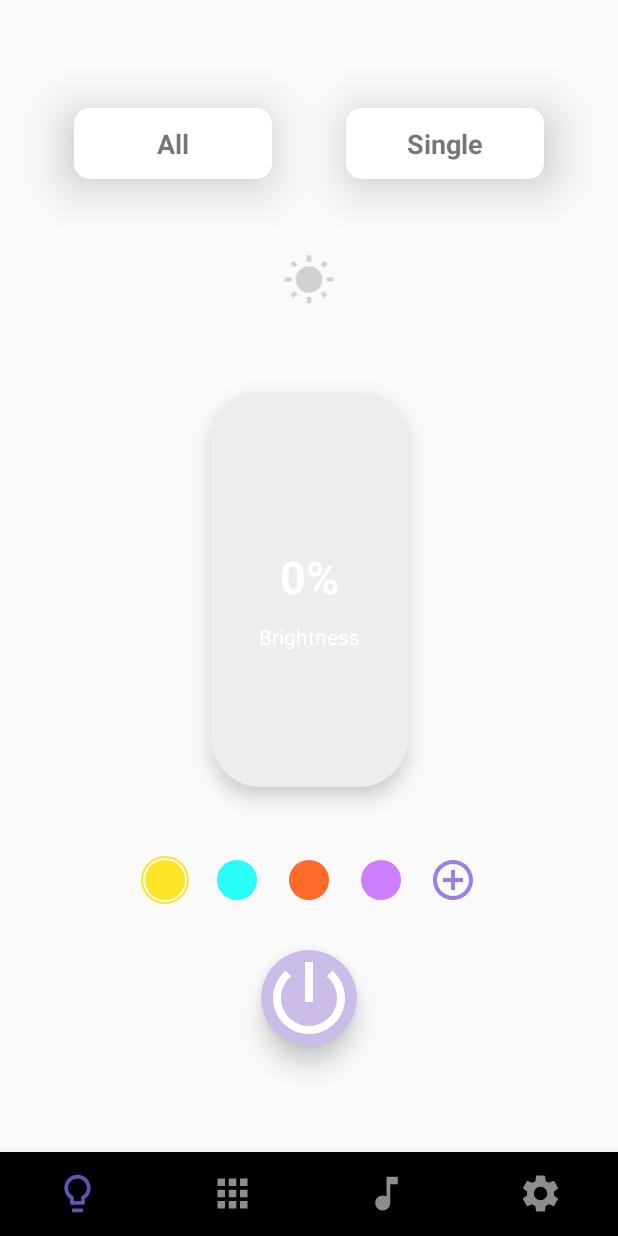
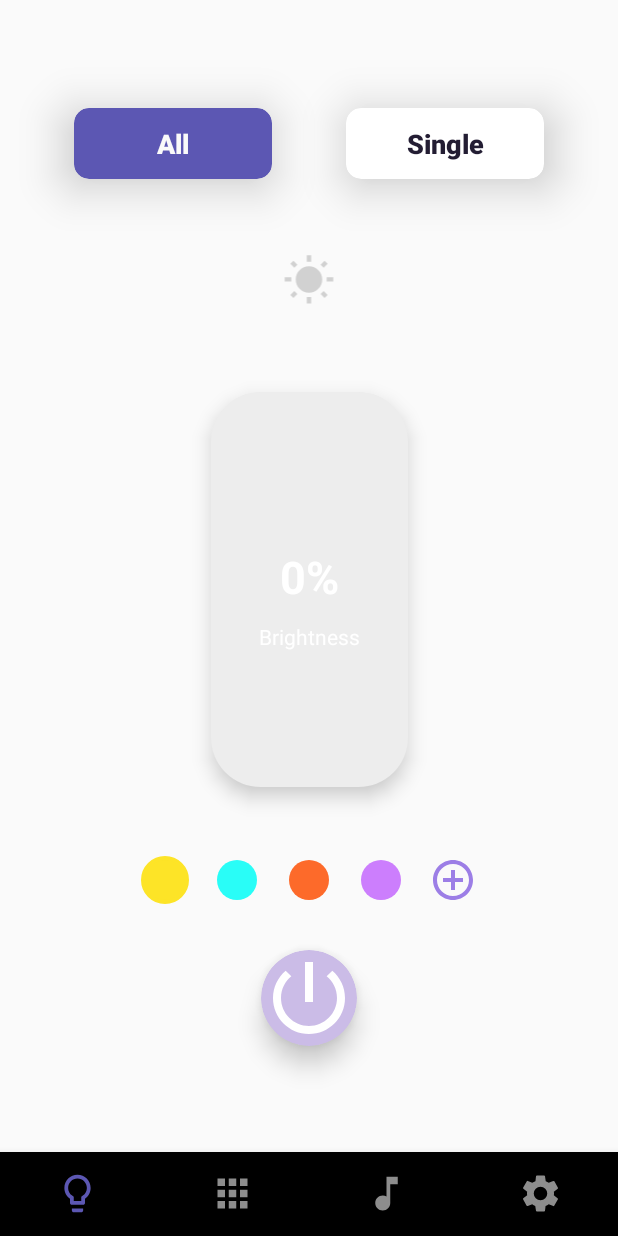
Before and after one commit to BonnyWang/PhotonLab-Android, an Android app: the screen it shows after launch (MainActivity), on a phone screen of 412 x 824 dp. Run offline under Robolectric (Android 15) with nearby library versions, the phone set to English and light mode, and no system bars; libraries missing offline, so code that uses them is left out: androidx.constraintlayout.solver.

Commit message:
All Single Button Fixed

```diff
--- a/app/build.gradle
+++ b/app/build.gradle
@@ -33,6 +33,7 @@ dependencies {
     implementation 'com.android.support:recyclerview-v7:28.0.0'
     implementation 'com.android.support:appcompat-v7:28.0.0'
     implementation 'com.github.yukuku:ambilwarna:2.0.1'
+    implementation 'com.google.code.gson:gson:2.8.5'
 
     //compile 'com.android.support:recyclerview-v7:21.0.+'
     //added for material design
--- a/app/src/main/java/com/example/myapplication/ColorPicker.java
+++ b/app/src/main/java/com/example/myapplication/ColorPicker.java
@@ -122,7 +122,7 @@ public class ColorPicker extends View {
         colorStr = "#" + toBrowserHexValue(r) + toBrowserHexValue(g)
                 + toBrowserHexValue(b);
         //十六进制的颜色字符串。
-        colorcode= (a & 0xff) << 24 | (r & 0xff) << 16 | (g & 0xff) << 8 | (b & 0xff);
+        colorcode= ( a & 0xff) << 24 | (r & 0xff) << 16 | (g & 0xff) << 8 | (b & 0xff);
 
         if (onColorBackListener != null) {
             onColorBackListener.onColorBack(a, r, g, b);
--- a/app/src/main/java/com/example/myapplication/Fragment_Control.java
+++ b/app/src/main/java/com/example/myapplication/Fragment_Control.java
@@ -55,7 +55,8 @@ public class Fragment_Control extends Fragment implements dialog_colorpicker.col
     RadioGroup radioGroup;
     RadioButton[] rbuttons;
     static Queue<Integer> colorOptions;
-    static ArrayList<Integer> colormmp= new ArrayList<>(4);
+
+//    static ArrayList<Integer> colormmp= new ArrayList<>(4);
     GradientDrawable checked;
     RadioButton checkedButton;
 
@@ -66,6 +67,13 @@ public class Fragment_Control extends Fragment implements dialog_colorpicker.col
 
     //TODO:Need to later write it in main activity instead, use interface to call the function in main
     WebView webView;
+
+    ToggleButton SingleButton;
+    ToggleButton AllButton;
+    CardView Single;
+    CardView All;
+
+
 
 
 
@@ -96,6 +104,12 @@ public class Fragment_Control extends Fragment implements dialog_colorpicker.col
         power = view.findViewById(R.id.Power);
         sun = view.findViewById(R.id.sun);
         final SeekBar seekBar = view.findViewById(R.id.seekBar5);
+
+        Single = view.findViewById(R.id.Single);
+        All = view.findViewById(R.id.All);
+        AllButton = view.findViewById(R.id.AllButton);
+        SingleButton = view.findViewById(R.id.SingleButton);
+
         //TODO:Need to be pressed instead of click -Bonny
         power.setOnCheckedChangeListener(new CompoundButton.OnCheckedChangeListener() {
             @Override
@@ -119,13 +133,43 @@ public class Fragment_Control extends Fragment implements dialog_colorpicker.col
             }
         });
 
+        AllButton.setOnCheckedChangeListener(new CompoundButton.OnCheckedChangeListener() {
+            @Override
+            public void onCheckedChanged(CompoundButton buttonView, boolean isChecked) {
+                if (isChecked){
+                    AllButton.setTextColor(getResources().getColor(R.color.backGround, null));
+                    All.setCardBackgroundColor(getResources().getColor(R.color.colorPrimary, null) );
+                    SingleButton.setChecked(false);
+                }else {
+                    All.setCardBackgroundColor(getResources().getColor(R.color.backGround, null) );
+                    AllButton.setTextColor(getResources().getColor(R.color.DeepText, null));
+                }
+            }
+        });
+
+        SingleButton.setOnCheckedChangeListener(new CompoundButton.OnCheckedChangeListener() {
+            @Override
+            public void onCheckedChanged(CompoundButton buttonView, boolean isChecked) {
+                if (isChecked){
+                    SingleButton.setTextColor(getResources().getColor(R.color.backGround, null));
+                    Single.setCardBackgroundColor(getResources().getColor(R.color.colorPrimary, null) );
+                    AllButton.setChecked(false);
+                }else {
+                    Single.setCardBackgroundColor(getResources().getColor(R.color.backGround, null) );
+                    SingleButton.setTextColor(getResources().getColor(R.color.DeepText, null));
+                }
+            }
+        });
+
+        AllButton.setChecked(true);
+
         rbuttons = new RadioButton[4];
         rbuttons[0] = view.findViewById(R.id.rButton1);
         rbuttons[1] = view.findViewById(R.id.rButton2);
         rbuttons[2] = view.findViewById(R.id.rButton3);
         rbuttons[3] = view.findViewById(R.id.rButton4);
 
-        rbuttons[0].setChecked(true);
+
         checkedOrder = 0;
 
         radioGroup = view.findViewById(R.id.radioGroup);
@@ -135,6 +179,8 @@ public class Fragment_Control extends Fragment implements dialog_colorpicker.col
 
         checked = new GradientDrawable();
         initialize_Rbuttons();
+
+
 
 
         radioGroup.setOnCheckedChangeListener(new RadioGroup.OnCheckedChangeListener() {
@@ -180,7 +226,8 @@ public class Fragment_Control extends Fragment implements dialog_colorpicker.col
         });
 
 
-
+        rbuttons[0].setChecked(false);
+        rbuttons[0].setChecked(true);
         return view;
 
 
@@ -229,28 +276,37 @@ public class Fragment_Control extends Fragment implements dialog_colorpicker.col
 
     public void initialize_Colors(){
         TinyDB tinydb = new TinyDB(this.getContext());
-        tinydb.remove("bonny");//need to be comment
-        if (tinydb.getListInt("bonny2").size()==0){
+//        tinydb.remove("bonny");//need to be comment
+        if (tinydb.getInt("color0") == 0 ){
             Log.d("kan", "initialize_Colors: 0");
-            colormmp.add(0,getResources().getColor(R.color.yellow,null));
-            colormmp.add(1,getResources().getColor(R.color.blue,null));
-            colormmp.add(2,getResources().getColor(R.color.orange,null));
-            colormmp.add(3,getResources().getColor(R.color.purple,null));
-            Log.d(TAG, "initialize_Colors: "+colormmp.size());
-            Log.d("kan", "initialize_Colors: 1");
-            tinydb.putListInt("bonny2",colormmp);
-            Log.d("kan", "ohhh"+tinydb.getListInt("bonny2").size());
+//            colormmp.add(0,getResources().getColor(R.color.yellow,null));
+//            colormmp.add(1,getResources().getColor(R.color.blue,null));
+//            colormmp.add(2,getResources().getColor(R.color.orange,null));
+//            colormmp.add(3,getResources().getColor(R.color.purple,null));
+            colorOptions.add(getResources().getColor(R.color.yellow,null));
+            colorOptions.add(getResources().getColor(R.color.blue,null));
+            colorOptions.add(getResources().getColor(R.color.orange,null));
+            colorOptions.add(getResources().getColor(R.color.purple,null));
+//            Log.d(TAG, "initialize_Colors: "+colormmp.size());
+//            Log.d("kan", "initialize_Colors: 1");
+//            tinydb.putListInt("bonny2",colormmp);
+//            Log.d("kan", "ohhh"+tinydb.getListInt("bonny2").size());
+        }else{
+            colorOptions.add(tinydb.getInt("color0"));
+            colorOptions.add(tinydb.getInt("color1"));
+            colorOptions.add(tinydb.getInt("color2"));
+            colorOptions.add(tinydb.getInt("color3"));
         }
 
-        for (int p =0; p <colormmp.size();p++){
-            Log.d("kan", "initialize_Colors: -1");
-            colorOptions.add(tinydb.getListInt("bonny2").get(p));
-        }
+//        for (int p =0; p <4;p++){
+//            Log.d("kan", "initialize_Colors: -1");
+//            colorOptions.add(tinydb.getListInt("bonny2").get(p));
+//        }
 
 
 
     }
-    //TODO: Need to add database to save user colors or it will return to default every time -Bonny
+
     public void initialize_Rbuttons(){
         for (int i = 0; i < 4 ; i++){
             rbuttons[i].getButtonDrawable().setTint(colorOptions.peek());
@@ -305,21 +361,35 @@ public class Fragment_Control extends Fragment implements dialog_colorpicker.col
     public int getRGB(int rgbValue){
         //fl.setVisibility(View.INVISIBLE);
         TinyDB tinydb = new TinyDB(getContext());
-        Log.d("yes", "read or not"+ tinydb.getListInt("bonny2").size());
-        ArrayList<Integer> colormmp2 =tinydb.getListInt("bonny2");
-        for (int j=0; j<3;j++){
-            colormmp2.set(j,colormmp2.get(j+1));
-        }
-        colormmp2.set(3,rgbValue);
-        tinydb.remove("bonny2");
-        tinydb.putListInt("bonny2",colormmp2);
-        Log.d("yes", "getRGB: "+tinydb.getListInt("bonny2").get(3));
-        for (int  p =0; p <4;p++){
-            colorOptions.remove();
-        }
-        for (int p =0; p <4;p++){
-            Log.d("kan", "yesnono");
-            colorOptions.add(tinydb.getListInt("bonny2").get(p));}
+//        Log.d("yes", "read or not"+ tinydb.getListInt("bonny2").size());
+//        ArrayList<Integer> colormmp2 =tinydb.getListInt("bonny2");
+//        for (int j=0; j<3;j++){
+//            colormmp2.set(j,colormmp2.get(j+1));
+//        }
+//        colormmp2.set(3,rgbValue);
+//        tinydb.remove("bonny2");
+//        tinydb.putListInt("bonny2",colormmp2);
+        colorOptions.remove();
+        colorOptions.add(rgbValue);
+        tinydb.remove("color0");
+        tinydb.remove("color1");
+        tinydb.remove("color2");
+        tinydb.remove("color3");
+        tinydb.putInt("color0", colorOptions.peek());
+        colorOptions.add(colorOptions.remove());
+        tinydb.putInt("color1", colorOptions.peek());
+        colorOptions.add(colorOptions.remove());
+        tinydb.putInt("color2", colorOptions.peek());
+        colorOptions.add(colorOptions.remove());
+        tinydb.putInt("color3", colorOptions.peek());
+        colorOptions.add(colorOptions.remove());
+//        Log.d("yes", "getRGB: "+tinydb.getListInt("bonny2").get(3));
+//        for (int  p =0; p <4;p++){
+//            colorOptions.remove();
+//        }
+//        for (int p =0; p <4;p++){
+//            Log.d("kan", "yesnono");
+//            colorOptions.add(tinydb.getListInt("bonny2").get(p));}
 
         initialize_Rbuttons();
         rbuttons[3].setChecked(false);
--- a/app/src/main/java/com/example/myapplication/fragment_colorpicker.java
+++ b/app/src/main/java/com/example/myapplication/fragment_colorpicker.java
@@ -171,8 +171,8 @@ public class fragment_colorpicker extends Fragment {
 //                ft1.setCustomAnimations(android.R.anim.slide_in_left, android.R.anim.slide_out_right);
 //                ft1.replace(R.id.fgm, fragment_Control).addToBackStack(null);
 //                ft1.commit();
-                rgbValue = colorDisk.getColorcode();
-                mlistener.getRGB(rgbValue);
+
+                mlistener.getRGB(Color.parseColor(colorStr));
 
             }
         });
--- a/app/src/main/res/layout/fragment__control_layout.xml
+++ b/app/src/main/res/layout/fragment__control_layout.xml
@@ -191,12 +191,9 @@
             android:id="@+id/All"
             android:layout_width="132dp"
             android:layout_height="47dp"
-            android:clickable="true"
-            android:focusable="true"
-            android:foreground="?android:attr/selectableItemBackground"
             app:cardCornerRadius="10dp"
             app:cardElevation="20dp"
-            app:contentPadding="10dp"
+            app:contentPadding="0dp"
             app:layout_constraintBottom_toBottomOf="parent"
             app:layout_constraintHorizontal_bias="0.5"
             app:layout_constraintLeft_toLeftOf="parent"
@@ -204,22 +201,24 @@
             app:layout_constraintTop_toTopOf="parent"
             app:layout_constraintVertical_bias="0.1">
 
-            <TextView
+            <ToggleButton
+                android:id="@+id/AllButton"
                 android:layout_width="match_parent"
                 android:layout_height="match_parent"
                 android:gravity="center"
-                android:text="@string/All"
+                android:textOff="@string/All"
+                android:textOn="@string/All"
                 android:textSize="18sp"
-                android:textStyle="bold" />
+                android:textStyle="bold"
+                android:textColor="@color/DeepText"
+                android:background="@android:color/transparent"
+                android:textAllCaps="false"/>
         </androidx.cardview.widget.CardView>
 
         <androidx.cardview.widget.CardView
             android:id="@+id/Single"
             android:layout_width="132dp"
             android:layout_height="47dp"
-            android:clickable="true"
-            android:focusable="true"
-            android:foreground="?android:attr/selectableItemBackground"
             app:cardCornerRadius="10dp"
             app:cardElevation="20dp"
             app:contentPadding="10dp"
@@ -230,13 +229,18 @@
             app:layout_constraintTop_toTopOf="parent"
             app:layout_constraintVertical_bias="0.1">
 
-            <TextView
+            <ToggleButton
+                android:id="@+id/SingleButton"
                 android:layout_width="match_parent"
                 android:layout_height="match_parent"
                 android:gravity="center"
-                android:text="@string/Single"
+                android:textOff="@string/Single"
+                android:textOn="@string/Single"
                 android:textSize="18sp"
-                android:textStyle="bold" />
+                android:textStyle="bold"
+                android:textColor="@color/DeepText"
+                android:background="@android:color/transparent"
+                android:textAllCaps="false"/>
         </androidx.cardview.widget.CardView>
 
         <WebView
--- a/app/src/main/res/layout/fragment_colorpicker_layout.xml
+++ b/app/src/main/res/layout/fragment_colorpicker_layout.xml
@@ -28,12 +28,11 @@
             android:id="@+id/colorDisk"
             android:layout_width="wrap_content"
             android:layout_height="wrap_content"
-            app:layout_constraintBottom_toBottomOf="parent"
+            android:layout_margin="30dp"
             app:layout_constraintEnd_toEndOf="parent"
             app:layout_constraintHorizontal_bias="0.5"
             app:layout_constraintStart_toStartOf="parent"
-            app:layout_constraintTop_toTopOf="parent"
-            app:layout_constraintVertical_bias="0.5" />
+            app:layout_constraintTop_toBottomOf="@+id/linput" />
 
 
 
@@ -64,6 +63,7 @@
             android:textColor="#FFFFFFFF"/>
 
         <LinearLayout
+            android:id="@+id/linput"
             android:layout_width="395dp"
             android:layout_height="wrap_content"
             android:orientation="horizontal"
--- a/app/src/main/res/values/colors.xml
+++ b/app/src/main/res/values/colors.xml
@@ -12,4 +12,5 @@
     <color name="blue">#FF29FDF7</color>
     <color name="orange">#FFFD6A2A</color>
     <color name="purple">#FFCC7EFD</color>
+    <color name="DeepText">#231d33</color>
 </resources>
--- a/app/src/main/res/values/strings.xml
+++ b/app/src/main/res/values/strings.xml
@@ -1,5 +1,5 @@
 <resources>
-    <string name="app_name">My Application</string>
+    <string name="app_name">PhotonLab</string>
     <string name="title_home">Home</string>
     <string name="title_Theme">Theme</string>
     <string name="title_dashboard">Dashboard</string>
```
Also changed, not shown: app/src/main/java/com/example/myapplication/TinyDB.java (+38 -35 lines), app/src/main/java/com/example/myapplication/dialog_colorpicker.java (+2 -8 lines).
